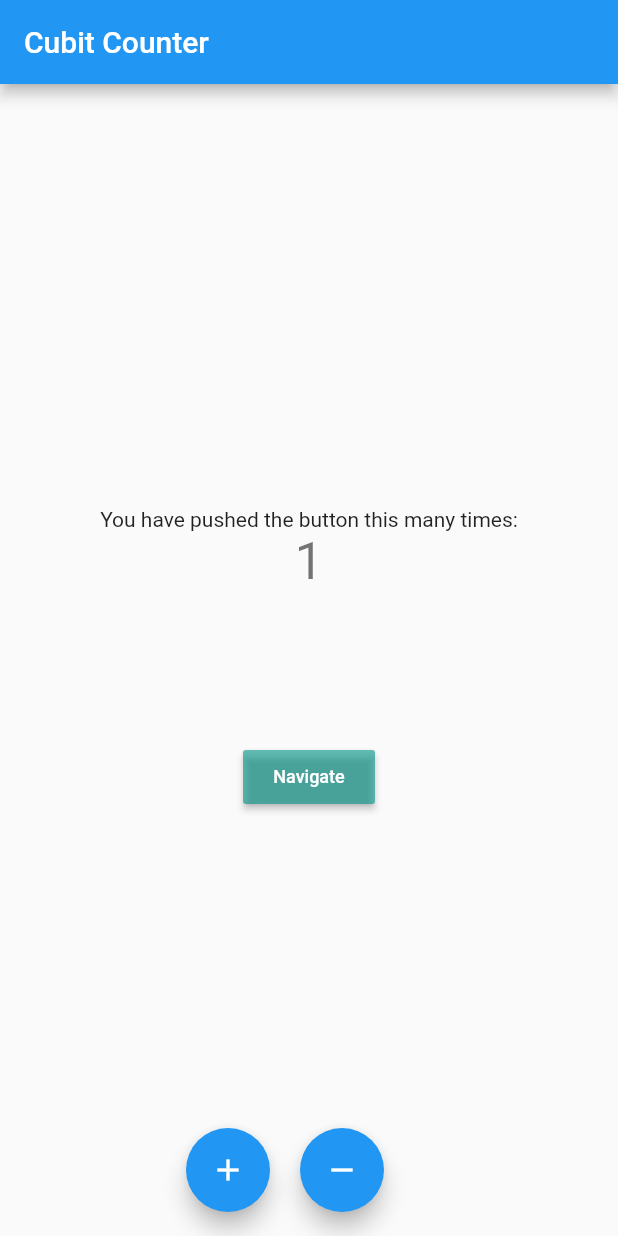
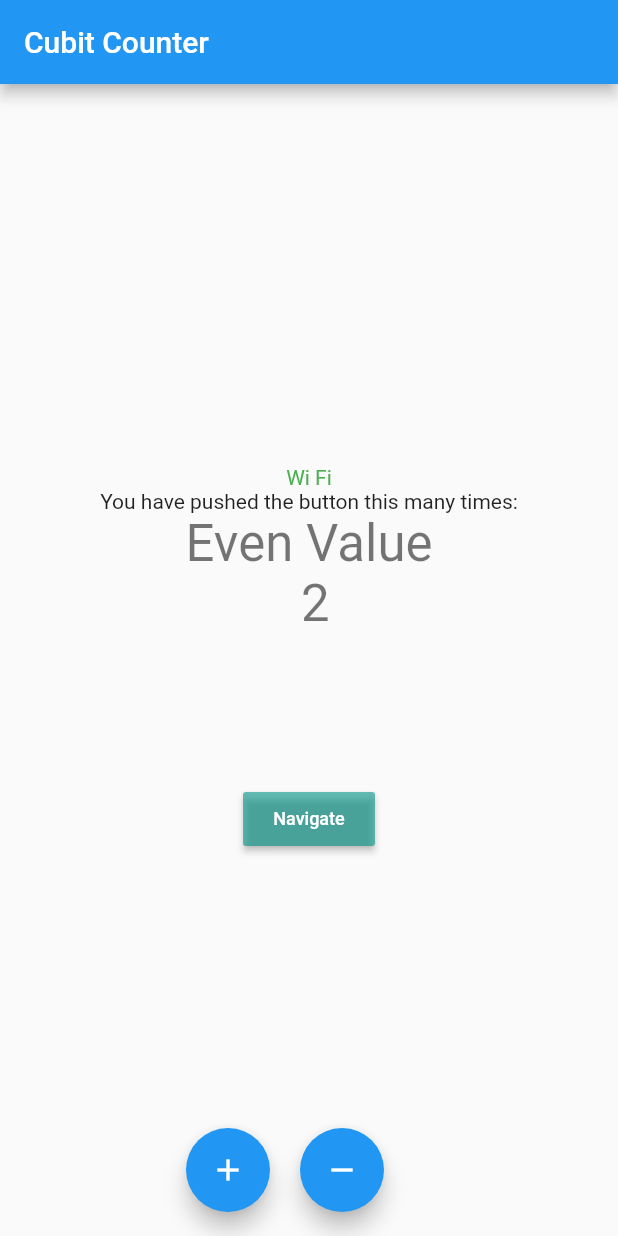
Before and after one commit to ishworpanta10/bloc_demo, a Flutter app: the screen it shows after launch, after a tap on the "add" icon, on a phone screen of 412 x 824 dp. Run offline on Flutter 3.47's test engine with Material 2 defaults, Android fonts, the phone set to English and light mode, and no system bars; our stand-ins replace bloc, connectivity_plus, flutter_bloc.

Commit message:
increment and decrement number with wifi and mobile data connected

```diff
--- a/lib/logic/cubit/counter_cubit.dart
+++ b/lib/logic/cubit/counter_cubit.dart
@@ -1,13 +1,42 @@
+import 'dart:async';
+
 import 'package:bloc/bloc.dart';
+import 'package:bloc_demo/logic/cubit/internet_cubit.dart';
+import 'package:bloc_demo/presentation/constants/enums.dart';
 import 'package:meta/meta.dart';
 
 part 'counter_state.dart';
 
 class CounterCubit extends Cubit<CounterState> {
-  CounterCubit() : super(CounterState(counterValue: 0));
+  final InternetCubit internetCubit;
+
+  StreamSubscription internetStreamSubscription;
+
+  CounterCubit({@required this.internetCubit})
+      : super(CounterState(counterValue: 0)) {
+    monitorInternetSubscription();
+  }
+
+  void monitorInternetSubscription() {
+     internetStreamSubscription = internetCubit.listen((internetState) {
+      if (internetState is InternetConnectedState &&
+          internetState.connectionType == ConnectionType.Wifi) {
+        increment();
+      } else if (internetState is InternetConnectedState &&
+          internetState.connectionType == ConnectionType.Mobile) {
+        decrement();
+      }
+    });
+  }
 
   void increment() => emit(
       CounterState(counterValue: state.counterValue + 1, isIncrement: true));
   void decrement() => emit(
       CounterState(counterValue: state.counterValue - 1, isIncrement: false));
+
+  @override
+  Future<void> close() {
+    internetStreamSubscription.cancel();
+    return super.close();
+  }
 }
--- /dev/null
+++ b/lib/logic/cubit/internet_cubit.dart
@@ -0,0 +1,41 @@
+import 'dart:async';
+
+import 'package:bloc/bloc.dart';
+import 'package:bloc_demo/presentation/constants/enums.dart';
+import 'package:connectivity_plus/connectivity_plus.dart';
+import 'package:meta/meta.dart';
+
+part 'internet_state.dart';
+
+class InternetCubit extends Cubit<InternetState> {
+  final Connectivity connectivity;
+  StreamSubscription connectivityStreamSubscription;
+
+  InternetCubit({this.connectivity}) : super(InternetLoading()) {
+    monitorInternetCubit();
+  }
+
+  void monitorInternetCubit() {
+     connectivityStreamSubscription =
+        connectivity.onConnectivityChanged.listen((connectivityResult) {
+      if (connectivityResult == ConnectivityResult.wifi) {
+        emitInternetConnected(ConnectionType.Wifi);
+      } else if (connectivityResult == ConnectivityResult.mobile) {
+        emitInternetConnected(ConnectionType.Mobile);
+      } else if (connectivityResult == ConnectivityResult.none) {
+        emitInternetDisconnected();
+      }
+    });
+  }
+
+  void emitInternetConnected(ConnectionType _connectionType) =>
+      emit(InternetConnectedState(connectionType: _connectionType));
+
+  void emitInternetDisconnected() => emit(InternetDisconnectedState());
+
+  @override
+  Future<void> close() {
+    connectivityStreamSubscription.cancel();
+    return super.close();
+  }
+}
--- /dev/null
+++ b/lib/logic/cubit/internet_state.dart
@@ -0,0 +1,14 @@
+part of 'internet_cubit.dart';
+
+@immutable
+abstract class InternetState {}
+
+class InternetLoading extends InternetState {}
+
+class InternetConnectedState extends InternetState {
+  final ConnectionType connectionType;
+
+  InternetConnectedState({@required this.connectionType});
+}
+
+class InternetDisconnectedState extends InternetState {}
--- a/lib/main.dart
+++ b/lib/main.dart
@@ -1,20 +1,36 @@
 import 'package:bloc_demo/logic/cubit/counter_cubit.dart';
+import 'package:bloc_demo/logic/cubit/internet_cubit.dart';
 import 'package:bloc_demo/presentation/routes/app_route.dart';
+import 'package:connectivity_plus/connectivity_plus.dart';
 import 'package:flutter/material.dart';
 import 'package:flutter_bloc/flutter_bloc.dart';
 
 void main() {
   runApp(
-    MyApp(),
+    MyApp(
+      appRoute: AppRoute(),
+      connectivity: Connectivity(),
+    ),
   );
 }
 
 class MyApp extends StatelessWidget {
-  final AppRoute _appRoute = AppRoute();
+  final AppRoute appRoute;
+  final Connectivity connectivity;
+
+  const MyApp({Key key, this.appRoute, this.connectivity}) : super(key: key);
   @override
   Widget build(BuildContext context) {
-    return BlocProvider<CounterCubit>(
-      create: (context) => CounterCubit(),
+    return MultiBlocProvider(
+      providers: [
+        BlocProvider<InternetCubit>(
+          create: (context) => InternetCubit(connectivity: connectivity),
+        ),
+        BlocProvider<CounterCubit>(
+          create: (context) =>
+              CounterCubit(internetCubit: context.read<InternetCubit>()),
+        ),
+      ],
       child: MaterialApp(
         debugShowCheckedModeBanner: false,
         title: 'Flutter ',
@@ -22,7 +38,7 @@ class MyApp extends StatelessWidget {
           primarySwatch: Colors.blue,
           visualDensity: VisualDensity.adaptivePlatformDensity,
         ),
-        onGenerateRoute: _appRoute.onGenerateRoute,
+        onGenerateRoute: appRoute.onGenerateRoute,
       ),
     );
   }
--- /dev/null
+++ b/lib/presentation/constants/enums.dart
@@ -0,0 +1,4 @@
+enum ConnectionType {
+  Wifi,
+  Mobile,
+}
--- a/lib/presentation/screens/homepage.dart
+++ b/lib/presentation/screens/homepage.dart
@@ -1,4 +1,6 @@
 import 'package:bloc_demo/logic/cubit/counter_cubit.dart';
+import 'package:bloc_demo/logic/cubit/internet_cubit.dart';
+import 'package:bloc_demo/presentation/constants/enums.dart';
 import 'package:bloc_demo/presentation/constants/route_constamts.dart';
 import 'package:flutter/material.dart';
 import 'package:flutter_bloc/flutter_bloc.dart';
@@ -14,6 +16,28 @@ class HomePage extends StatelessWidget {
         child: Column(
           mainAxisAlignment: MainAxisAlignment.center,
           children: <Widget>[
+            BlocBuilder<InternetCubit, InternetState>(
+                builder: (context, state) {
+              if (state is InternetConnectedState &&
+                  state.connectionType == ConnectionType.Wifi) {
+                return Text(
+                  'Wi Fi',
+                  style: TextStyle(color: Colors.green),
+                );
+              } else if (state is InternetConnectedState &&
+                  state.connectionType == ConnectionType.Mobile) {
+                return Text(
+                  'Mobile Data',
+                  style: TextStyle(color: Colors.greenAccent),
+                );
+              } else if (state is InternetDisconnectedState) {
+                return Text(
+                  'Disconnect',
+                  style: TextStyle(color: Colors.red),
+                );
+              }
+              return CircularProgressIndicator();
+            }),
             Text(
               'You have pushed the button this many times:',
             ),
--- a/pubspec.yaml
+++ b/pubspec.yaml
@@ -23,6 +23,7 @@ environment:
 dependencies:
   flutter:
     sdk: flutter
+  connectivity_plus: ^0.7.1
   cupertino_icons: ^1.0.0
   flutter_bloc: ^6.1.1
 
```
Also changed, not shown: pubspec.lock.
